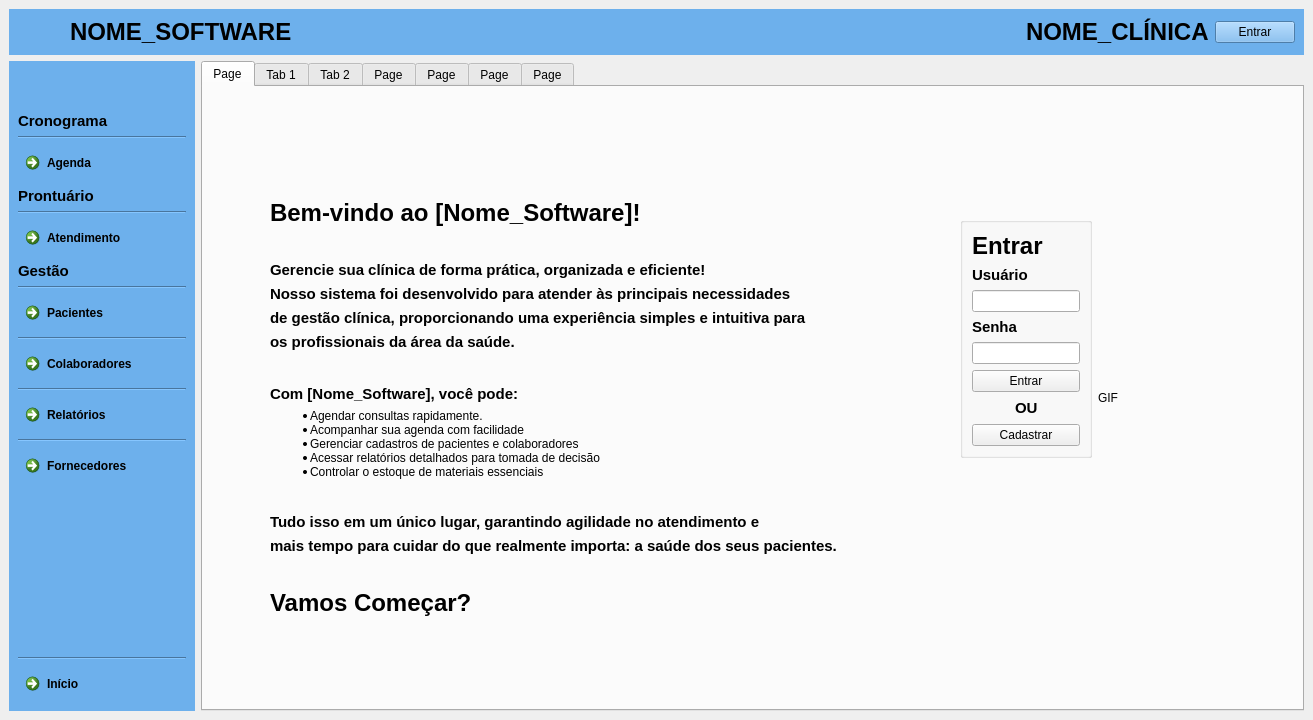
Qt form clinica_cpp/mainwindow.ui (juander/Projeto_CPP) before a commit.
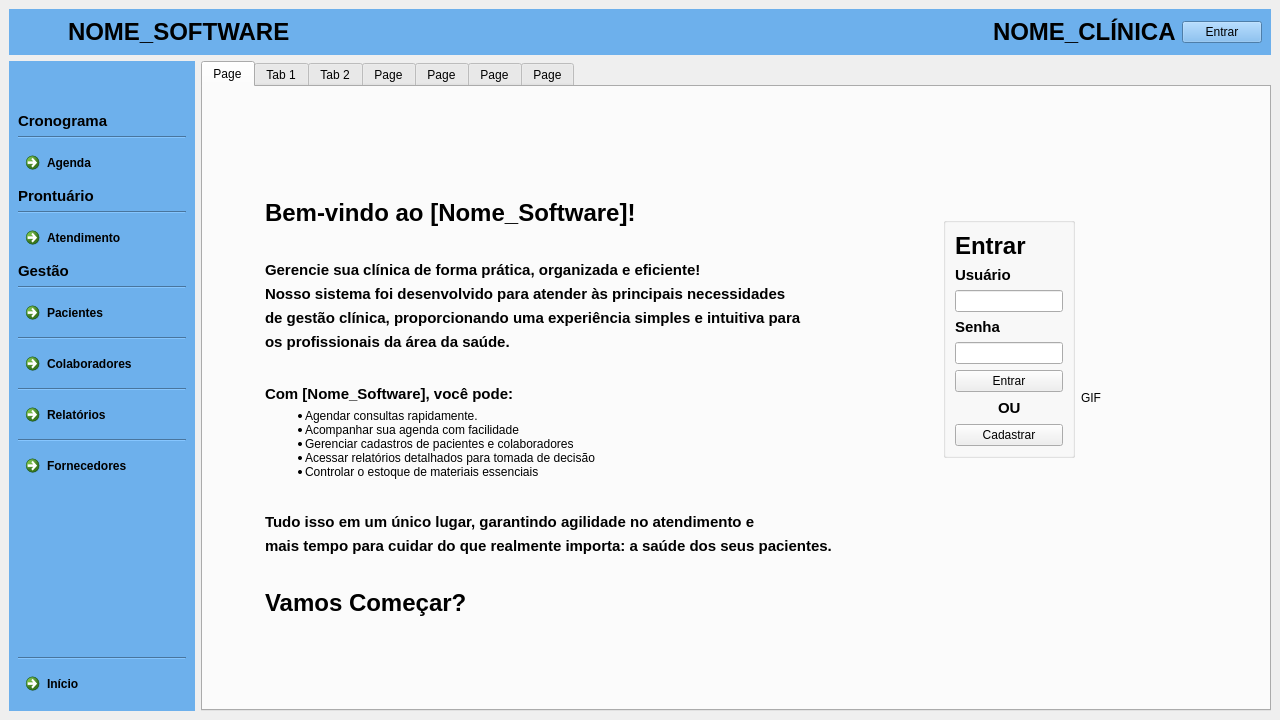
The same form after that commit. Icons and pictures are not drawn.

```diff
--- a/clinica_cpp/mainwindow.ui
+++ b/clinica_cpp/mainwindow.ui
@@ -9,7 +9,7 @@
    <rect>
     <x>0</x>
     <y>0</y>
-    <width>1313</width>
+    <width>1280</width>
     <height>720</height>
    </rect>
   </property>
```
Left out of the diff: 2 changed lines with no effect on the pictures.
